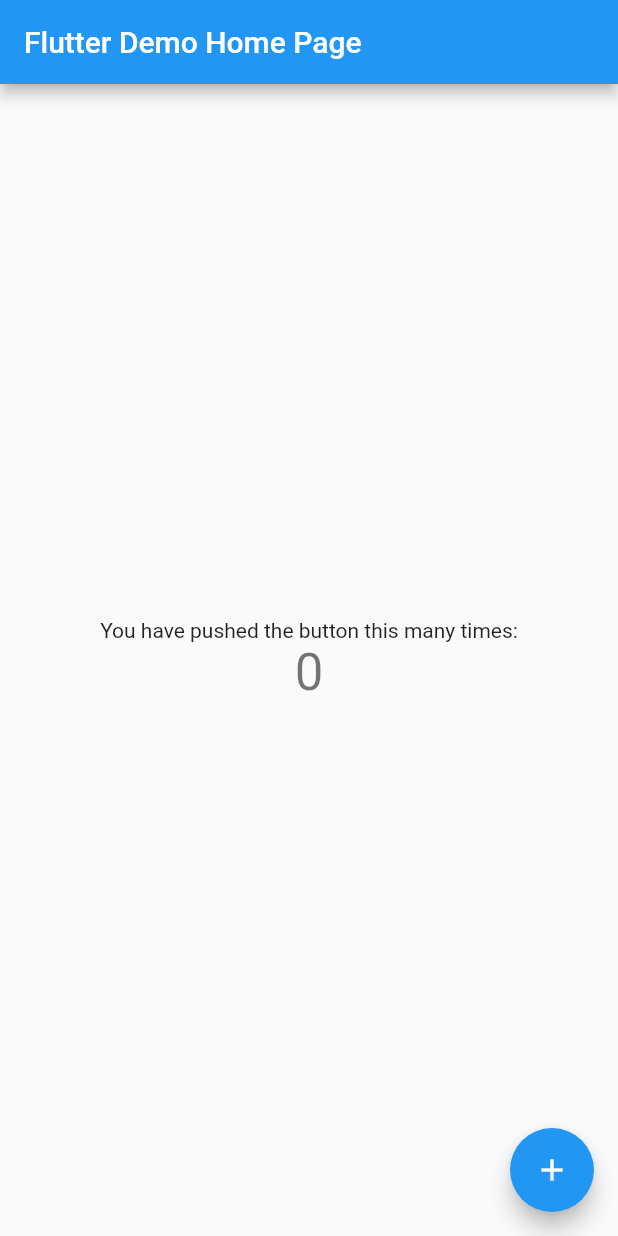
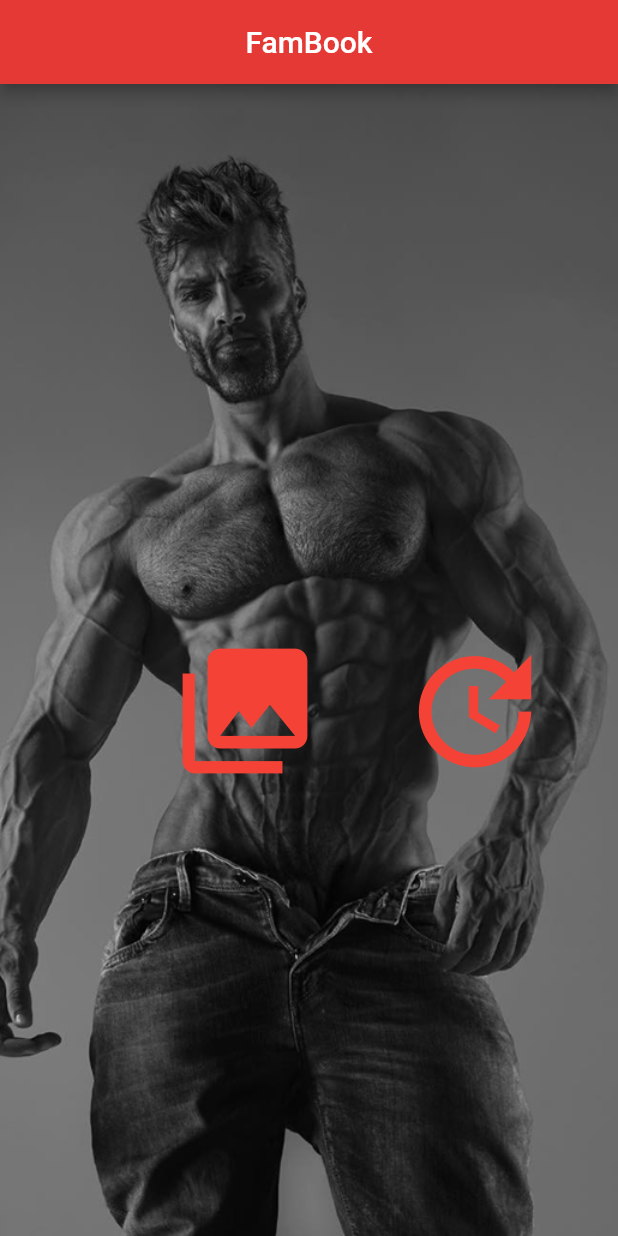
Before and after one commit to jacoblinden/Leo_jacob_app, a Flutter app: the screen it shows after launch, on a phone screen of 412 x 824 dp. Run offline on Flutter 3.47's test engine with Material 2 defaults, Android fonts, the phone set to English and light mode, and no system bars.

Commit message:
Merge remote-tracking branch 'origin/master'
# Conflicts:
#	lib/main.dart

```diff
--- a/lib/main.dart
+++ b/lib/main.dart
@@ -1,111 +1,60 @@
 import 'package:flutter/material.dart';
+import 'package:flutter/services.dart';
 
-void main() => runApp(MyApp());
-//Testestets tetstsest
-class MyApp extends StatelessWidget {
-  // This widget is the root of your application.
+void main() => runApp(
+  MaterialApp(
+    home: Home(),
+  ),
+);
+
+class Home extends StatelessWidget {
   @override
   Widget build(BuildContext context) {
-    return MaterialApp(
-      title: 'Flutter Demo',
-      theme: ThemeData(
-        //  This is the theme of your application.
-        //
-        // Try running your application with "flutter run". You'll see the
-        // application has a blue toolbar. Then, without quitting the app, try
-        // changing the prhhimarySwatch below to Colors.green and then invoke
-        // "hot reload" (press "r" ghin the console where you ran "flutter run",
-        // or simply save your changes to "hot reload" in a Flutter IDE).
-        // Notice that the counter didn't reset back to zero; the application
-        // is not restarted.
-        primarySwatch: Colors.blue,
-      ),
-      home: MyHomePage(title: 'Flutter Demo Home Page'),
-    );
-  }
-}
-
-class MyHomePage extends StatefulWidget {
-  MyHomePage({Key key, this.title}) : super(key: key);
-
-  // This widget is the home page of your application. It is stateful, meaning
-  // that it has a State object (defined below) that contains fields that affect
-  // how it looks.
-
-  // This class is the configuration for the state. It holds the values (in this
-  // case the title) provided by the parent (in this case the App widget) and
-  // used by the build method of the State. Fields in a Widget subclass are
-  // always marked "final".
-
-  final String title;
-
-  @override
-  _MyHomePageState createState() => _MyHomePageState();
-}
-
-class _MyHomePageState extends State<MyHomePage> {
-  int _counter = 0;
-
-  void _incrementCounter() {
-    setState(() {
-      // This call to setState tells the Flutter framework that something has
-      // changed in this State, which causes it to rerun the build method below
-      // so that the display can reflect the updated values. If we changed
-      // _counter without calling setState(), then the build method would not be
-      // called again, and so nothing would appear to happen.
-      _counter++;
-    });
-  }
-
-  @override
-  Widget build(BuildContext context) {
-    // This method is rerun every time setState is called, for instance as done
-    // by the _incrementCounter method above.
-    //
-    // The Flutter framework has been optimized to make rerunning build methods
-    // fast, so that you can just rebuild anything that needs updating rather
-    // than having to individually change instances of widgets.
     return Scaffold(
         appBar: AppBar(
-        // Here we take the value from the MyHomePage object that was created by
-        // the App.build method, and use it to set our appbar title.
-        title: Text(widget.title),
+          title: Text("FamBook"),
+          centerTitle: true,
+          backgroundColor: Colors.red[600],
         ),
-      body: Center(
-        // Center is a layout widget. It takes a single child and positions it
-        // in the middle of the parent.
+        body: Container(
+          decoration: BoxDecoration(
+            image: DecorationImage(
+              image: AssetImage("assets/leo.png"),
+              fit: BoxFit.cover,
+            ),
+          ),
           child: Column(
-          // Column is also a layout widget. It takes a list of children and
-          // arranges them vertically. By default, it sizes itself to fit its
-          // children horizontally, and tries to be as tall as its parent.
-          //
-          // Invoke "debug painting" (press "p" in the console, choose the
-          // "Toggle Debug Paint" action from the Flutter Inspector in Android
-          // Studio, or the "Toggle Debug Paint" command in Visual Studio Code)
-          // to see the wireframe for each widget.
-          //
-          // Column has various properties to control how it sizes itself and
-          // how it positions its children. Here we use mainAxisAlignment to
-          // center the children vertically; the main axis here is the vertical
-          // axis because Columns are vertical (the cross axis would be
-          // horizontal).
-          mainAxisAlignment: MainAxisAlignment.center,
             children: <Widget>[
-            Text(
-              'You have pushed the button this many times:',
+              Center(
+                child: Row(
+                  mainAxisAlignment: MainAxisAlignment.spaceEvenly,
+                  children: <Widget>[
+                    IconButton(
+                      icon: Icon(Icons.photo_library, size: 100, color: Colors.red),
+                      tooltip: 'Change your background',
+                      onPressed: (){
+                        Navigator.push(
+                          context,
+                          MaterialPageRoute(builder: (context) => Home()),
+                        );
+                      },
                     ),
-            Text(
-              '$_counter',
-              style: Theme.of(context).textTheme.display1,
+                    IconButton(
+                      icon: Icon(Icons.update, size: 100, color: Colors.red),
+                      tooltip: 'Change your background',
+                      onPressed: (){
+                        Navigator.push(
+                          context,
+                          MaterialPageRoute(builder: (context) => Home()),
+                        );
+                      },
                     ),
                   ],
                 ),
               ),
-      floatingActionButton: FloatingActionButton(
-        onPressed: _incrementCounter,
-        tooltip: 'Increment',
-        child: Icon(Icons.add),
-      ), // This trailing comma makes auto-formatting nicer for build methods.
-    );
+            ],
+            mainAxisAlignment: MainAxisAlignment.center,
+          ),
+        ));
   }
 }
```
Lines whose indentation alone changed are shown as unchanged.
